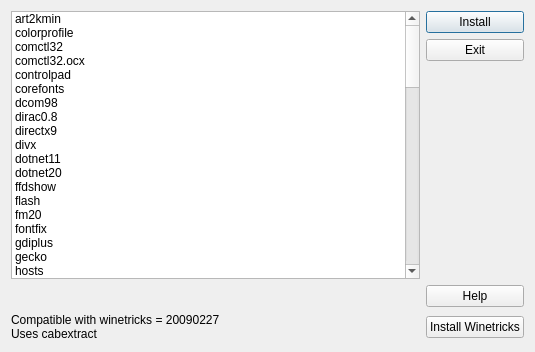
Before: the Qt Designer form src/temporary/winetricks.ui in brezerk/q4wine, drawn with Qt 5.
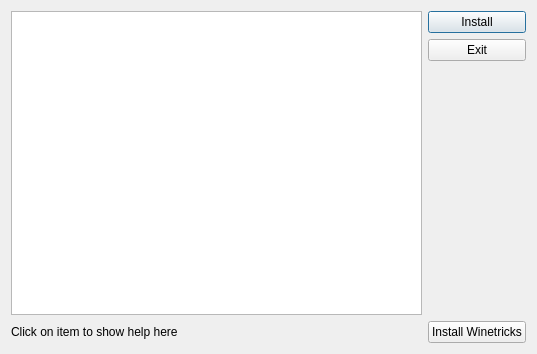
After: the same form once the commit is applied.

Commit message: Add dynamic Winetricks detecting

What changed in the file:
```diff
--- a/src/temporary/winetricks.ui
+++ b/src/temporary/winetricks.ui
@@ -6,8 +6,8 @@
    <rect>
     <x>0</x>
     <y>0</y>
-    <width>535</width>
-    <height>352</height>
+    <width>537</width>
+    <height>354</height>
    </rect>
   </property>
   <property name="windowTitle">
@@ -22,376 +22,6 @@
      <property name="whatsThis">
       <string/>
      </property>
-     <item>
-      <property name="text">
-       <string>art2kmin </string>
-      </property>
-     </item>
-     <item>
-      <property name="text">
-       <string>colorprofile</string>
-      </property>
-     </item>
-     <item>
-      <property name="text">
-       <string>comctl32</string>
-      </property>
-     </item>
-     <item>
-      <property name="text">
-       <string>comctl32.ocx</string>
-      </property>
-     </item>
-     <item>
-      <property name="text">
-       <string>controlpad</string>
-      </property>
-     </item>
-     <item>
-      <property name="text">
-       <string>corefonts</string>
-      </property>
-     </item>
-     <item>
-      <property name="text">
-       <string>dcom98</string>
-      </property>
-     </item>
-     <item>
-      <property name="text">
-       <string>dirac0.8</string>
-      </property>
-     </item>
-     <item>
-      <property name="text">
-       <string>directx9</string>
-      </property>
-     </item>
-     <item>
-      <property name="text">
-       <string>divx</string>
-      </property>
-     </item>
-     <item>
-      <property name="text">
-       <string>dotnet11</string>
-      </property>
-     </item>
-     <item>
-      <property name="text">
-       <string>dotnet20</string>
-      </property>
-     </item>
-     <item>
-      <property name="text">
-       <string>ffdshow</string>
-      </property>
-     </item>
-     <item>
-      <property name="text">
-       <string>flash</string>
-      </property>
-     </item>
-     <item>
-      <property name="text">
-       <string>fm20</string>
-      </property>
-     </item>
-     <item>
-      <property name="text">
-       <string>fontfix</string>
-      </property>
-     </item>
-     <item>
-      <property name="text">
-       <string>gdiplus</string>
-      </property>
-     </item>
-     <item>
-      <property name="text">
-       <string>gecko</string>
-      </property>
-     </item>
-     <item>
-      <property name="text">
-       <string>hosts</string>
-      </property>
-     </item>
-     <item>
-      <property name="text">
-       <string>icodecs</string>
-      </property>
-     </item>
-     <item>
-      <property name="text">
-       <string>jet40</string>
-      </property>
-     </item>
-     <item>
-      <property name="text">
-       <string>liberation</string>
-      </property>
-     </item>
-     <item>
-      <property name="text">
-       <string>mdac25</string>
-      </property>
-     </item>
-     <item>
-      <property name="text">
-       <string>mdac27</string>
-      </property>
-     </item>
-     <item>
-      <property name="text">
-       <string>mdac28</string>
-      </property>
-     </item>
-     <item>
-      <property name="text">
-       <string>mfc40</string>
-      </property>
-     </item>
-     <item>
-      <property name="text">
-       <string>mfc42</string>
-      </property>
-     </item>
-     <item>
-      <property name="text">
-       <string>mono20</string>
-      </property>
-     </item>
-     <item>
-      <property name="text">
-       <string>mono22</string>
-      </property>
-     </item>
-     <item>
-      <property name="text">
-       <string>msi2</string>
-      </property>
-     </item>
-     <item>
-      <property name="text">
-       <string>mshfixgd</string>
-      </property>
-     </item>
-     <item>
-      <property name="text">
-       <string>msls31</string>
-      </property>
-     </item>
-     <item>
-      <property name="text">
-       <string>msmask</string>
-      </property>
-     </item>
-     <item>
-      <property name="text">
-       <string>msscript</string>
-      </property>
-     </item>
-     <item>
-      <property name="text">
-       <string>msxml3</string>
-      </property>
-     </item>
-     <item>
-      <property name="text">
-       <string>msxml4</string>
-      </property>
-     </item>
-     <item>
-      <property name="text">
-       <string>msxml6</string>
-      </property>
-     </item>
-     <item>
-      <property name="text">
-       <string>ogg</string>
-      </property>
-     </item>
-     <item>
-      <property name="text">
-       <string>ole2</string>
-      </property>
-     </item>
-     <item>
-      <property name="text">
-       <string>pdh</string>
-      </property>
-     </item>
-     <item>
-      <property name="text">
-       <string>quicktime72</string>
-      </property>
-     </item>
-     <item>
-      <property name="text">
-       <string>riched20</string>
-      </property>
-     </item>
-     <item>
-      <property name="text">
-       <string>riched30</string>
-      </property>
-     </item>
-     <item>
-      <property name="text">
-       <string>tahoma</string>
-      </property>
-     </item>
-     <item>
-      <property name="text">
-       <string>urlmon</string>
-      </property>
-     </item>
-     <item>
-      <property name="text">
-       <string>vb3run</string>
-      </property>
-     </item>
-     <item>
-      <property name="text">
-       <string>vb4run</string>
-      </property>
-     </item>
-     <item>
-      <property name="text">
-       <string>vb5run</string>
-      </property>
-     </item>
-     <item>
-      <property name="text">
-       <string>vb6run</string>
-      </property>
-     </item>
-     <item>
-      <property name="text">
-       <string>vcrun6</string>
-      </property>
-     </item>
-     <item>
-      <property name="text">
-       <string>vcrun2003</string>
-      </property>
-     </item>
-     <item>
-      <property name="text">
-       <string>vcrun2005</string>
-      </property>
-     </item>
-     <item>
-      <property name="text">
-       <string>vcrun2005sp1</string>
-      </property>
-     </item>
-     <item>
-      <property name="text">
-       <string>vcrun2008</string>
-      </property>
-     </item>
-     <item>
-      <property name="text">
-       <string>vjrun20</string>
-      </property>
-     </item>
-     <item>
-      <property name="text">
-       <string>wininet</string>
-      </property>
-     </item>
-     <item>
-      <property name="text">
-       <string>wme9</string>
-      </property>
-     </item>
-     <item>
-      <property name="text">
-       <string>wmp9</string>
-      </property>
-     </item>
-     <item>
-      <property name="text">
-       <string>wmp10</string>
-      </property>
-     </item>
-     <item>
-      <property name="text">
-       <string>wsh56</string>
-      </property>
-     </item>
-     <item>
-      <property name="text">
-       <string>wsh56js</string>
-      </property>
-     </item>
-     <item>
-      <property name="text">
-       <string>wsh56vb</string>
-      </property>
-     </item>
-     <item>
-      <property name="text">
-       <string>xvid</string>
-      </property>
-     </item>
-     <item>
-      <property name="text">
-       <string>autohotkey</string>
-      </property>
-     </item>
-     <item>
-      <property name="text">
-       <string>firefox3</string>
-      </property>
-     </item>
-     <item>
-      <property name="text">
-       <string>ie6</string>
-      </property>
-     </item>
-     <item>
-      <property name="text">
-       <string>kde</string>
-      </property>
-     </item>
-     <item>
-      <property name="text">
-       <string>mpc</string>
-      </property>
-     </item>
-     <item>
-      <property name="text">
-       <string>vlc</string>
-      </property>
-     </item>
-     <item>
-      <property name="text">
-       <string>allfonts</string>
-      </property>
-     </item>
-     <item>
-      <property name="text">
-       <string>allcodecs</string>
-      </property>
-     </item>
-     <item>
-      <property name="text">
-       <string>fakeie6</string>
-      </property>
-     </item>
-     <item>
-      <property name="text">
-       <string>native_mdac</string>
-      </property>
-     </item>
-     <item>
-      <property name="text">
-       <string>native_oleaut32</string>
-      </property>
-     </item>
     </widget>
    </item>
    <item row="0" column="1">
@@ -408,28 +38,20 @@
      </property>
     </widget>
    </item>
-   <item row="4" column="0">
+   <item row="3" column="0">
     <widget class="QLabel" name="label">
      <property name="text">
-      <string>Compatible with winetricks = 20090227
-Uses cabextract</string>
+      <string>Click on item to show help here</string>
      </property>
     </widget>
    </item>
-   <item row="4" column="1">
+   <item row="3" column="1">
     <widget class="QPushButton" name="cmdInstWinetricks">
      <property name="text">
       <string>Install Winetricks</string>
      </property>
     </widget>
    </item>
-   <item row="3" column="1">
-    <widget class="QPushButton" name="cmdHelp">
-     <property name="text">
-      <string>Help</string>
-     </property>
-    </widget>
-   </item>
   </layout>
  </widget>
  <resources/>
```
The commit also changes 5 other files.
